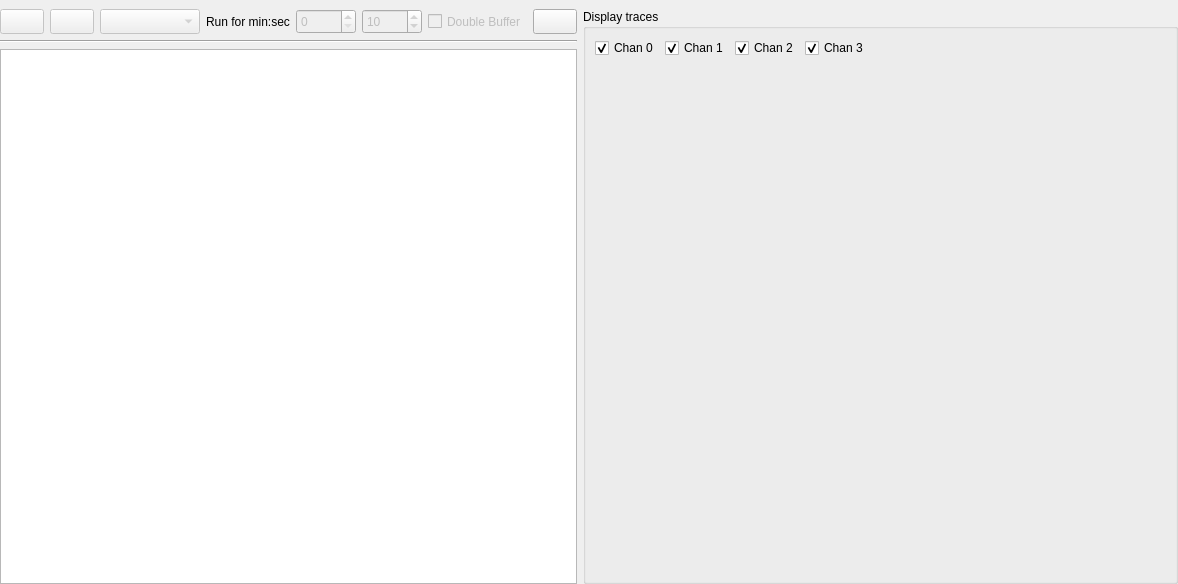
Above: forms/form_list_daq.ui from usnistgov/qpx-gamma before the change. Below: the same form after it.
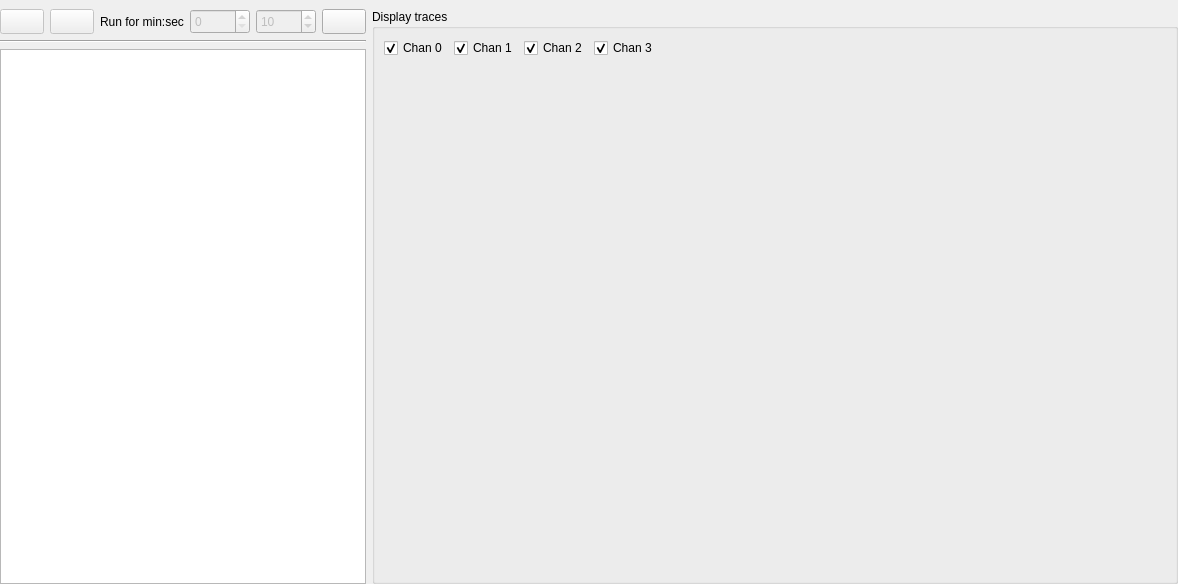
That is the form after the change. Icons and pictures are not drawn. Custom widgets are drawn as their Qt base class.

What changed in the file:
```diff
--- a/forms/form_list_daq.ui
+++ b/forms/form_list_daq.ui
@@ -101,31 +101,6 @@
          </property>
         </widget>
        </item>
-       <item>
-        <widget class="QComboBox" name="comboListType">
-         <property name="enabled">
-          <bool>false</bool>
-         </property>
-         <property name="sizePolicy">
-          <sizepolicy hsizetype="Minimum" vsizetype="Fixed">
-           <horstretch>0</horstretch>
-           <verstretch>0</verstretch>
-          </sizepolicy>
-         </property>
-         <property name="minimumSize">
-          <size>
-           <width>100</width>
-           <height>25</height>
-          </size>
-         </property>
-         <property name="maximumSize">
-          <size>
-           <width>16777215</width>
-           <height>25</height>
-          </size>
-         </property>
-        </widget>
-       </item>
        <item>
         <widget class="QLabel" name="label_53">
          <property name="minimumSize">
@@ -219,28 +194,6 @@
          </property>
         </widget>
        </item>
-       <item>
-        <widget class="QCheckBox" name="checkDoubleBufferList">
-         <property name="enabled">
-          <bool>false</bool>
-         </property>
-         <property name="minimumSize">
-          <size>
-           <width>0</width>
-           <height>25</height>
-          </size>
-         </property>
-         <property name="maximumSize">
-          <size>
-           <width>16777215</width>
-           <height>25</height>
-          </size>
-         </property>
-         <property name="text">
-          <string>Double Buffer</string>
-         </property>
-        </widget>
-       </item>
        <item>
         <widget class="QPushButton" name="pushListFileSort">
          <property name="enabled">
```
